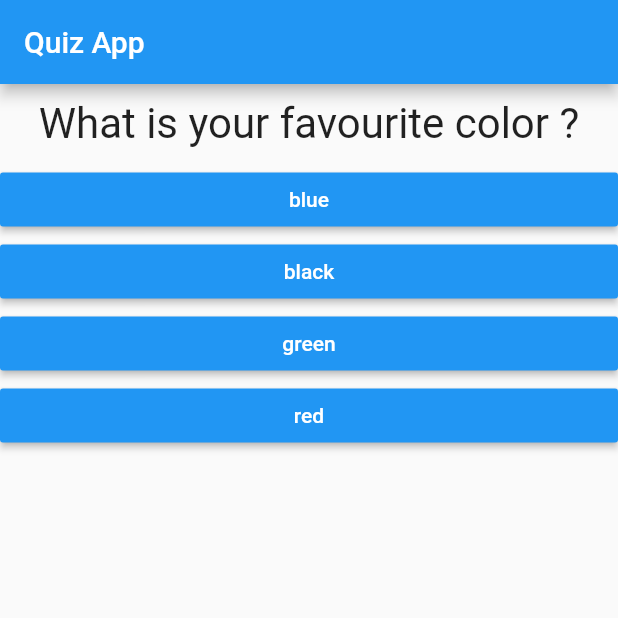
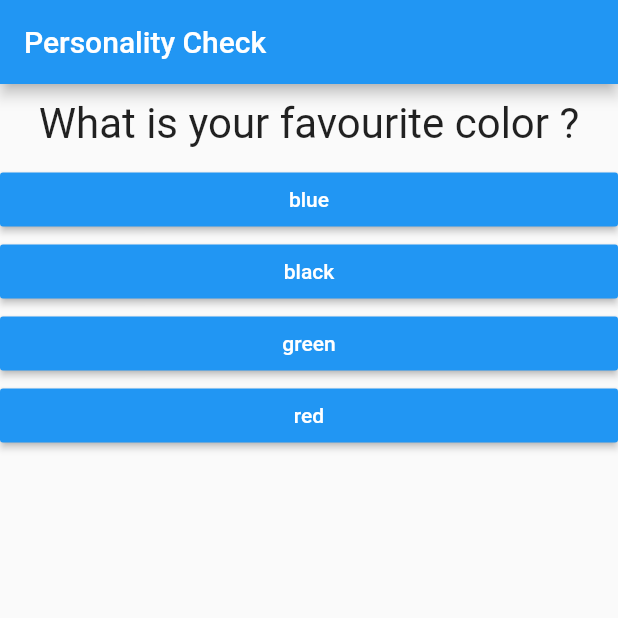
Before and after one commit to gandhisamay/My-First-App, a Flutter app: the screen it shows after launch, on a phone screen of 412 x 824 dp, the top half of it. Run offline on Flutter 3.47's test engine with Material 2 defaults, Android fonts, the phone set to English and light mode, and no system bars.

Commit message:
Minor changes

```diff
--- a/lib/Result.dart
+++ b/lib/Result.dart
@@ -1,5 +1,3 @@
-import 'dart:html';
-
 import 'package:flutter/material.dart';
 
 class Result extends StatelessWidget {
--- a/lib/main.dart
+++ b/lib/main.dart
@@ -43,7 +43,7 @@ class MyAppState extends State<MyApp> {
     return MaterialApp(
         home: Scaffold(
       appBar: AppBar(
-        title: Text('Quiz App'),
+        title: Text('Personality Check'),
         backgroundColor: Colors.blue,
       ),
       body: index < questions.length
```
Also changed, not shown: 1 other file.
